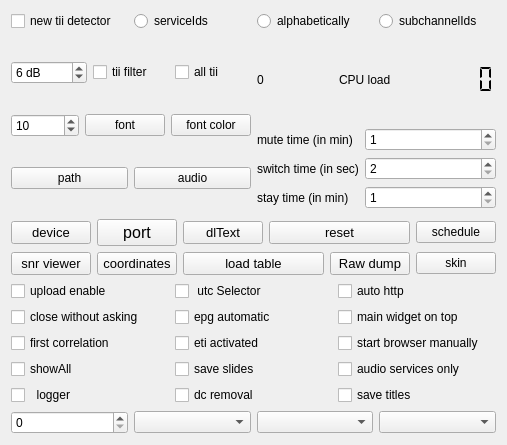
Qt form sources/main/forms-v7/config-helper.ui (JvanKatwijk/qt-dab) before a commit.
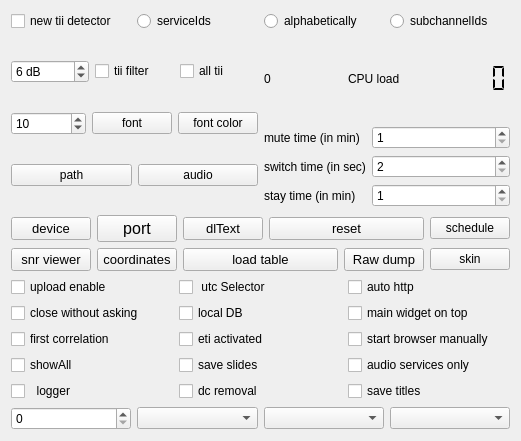
The same form after that commit. Custom widgets are drawn as their Qt base class.

```diff
--- a/sources/main/forms-v7/config-helper.ui
+++ b/sources/main/forms-v7/config-helper.ui
@@ -6,8 +6,8 @@
    <rect>
     <x>0</x>
     <y>0</y>
-    <width>507</width>
-    <height>445</height>
+    <width>521</width>
+    <height>441</height>
    </rect>
   </property>
   <property name="windowTitle">
@@ -506,7 +506,7 @@
         <string>&lt;html&gt;&lt;head/&gt;&lt;body&gt;&lt;p&gt;When set, the software is instructed to start an EPG processor when an EPG service is detected on starting an ensemble.&lt;/p&gt;&lt;/body&gt;&lt;/html&gt;</string>
        </property>
        <property name="text">
-        <string>epg automatic</string>
+        <string>local DB</string>
        </property>
       </widget>
      </item>
```
Left out of the diff: 2 changed lines with no effect on the pictures.
